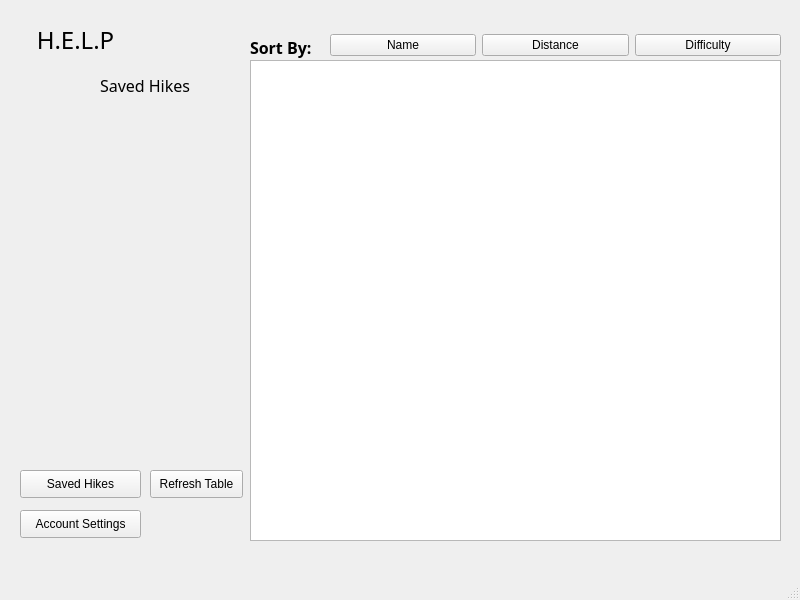
Above: build-groupG-Desktop_Qt_5_15_1_MinGW_64_bit-Debug/groupG/menu.ui from vuandy50/GROUP_G before the change. Below: the same form after it.
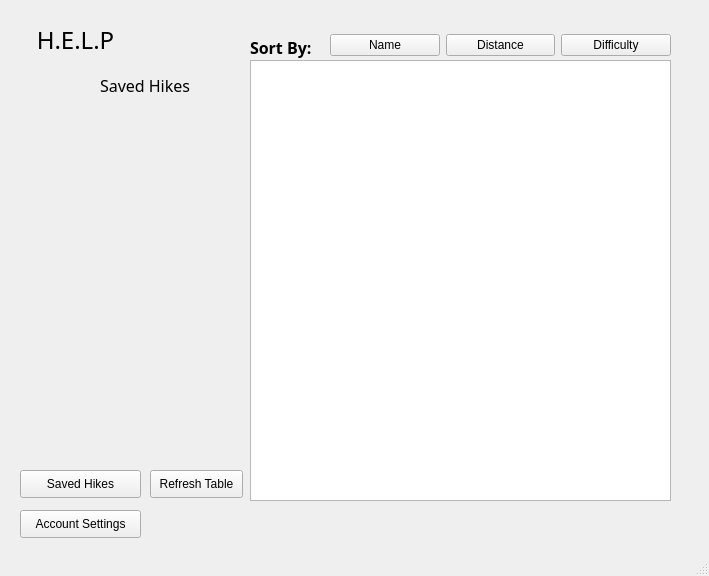
That is the form after the change.

What changed in the file:
```diff
--- a/build-groupG-Desktop_Qt_5_15_1_MinGW_64_bit-Debug/groupG/menu.ui
+++ b/build-groupG-Desktop_Qt_5_15_1_MinGW_64_bit-Debug/groupG/menu.ui
@@ -6,8 +6,8 @@
    <rect>
     <x>0</x>
     <y>0</y>
-    <width>800</width>
-    <height>600</height>
+    <width>709</width>
+    <height>576</height>
    </rect>
   </property>
   <property name="windowTitle">
@@ -48,7 +48,7 @@
      <rect>
       <x>330</x>
       <y>30</y>
-      <width>451</width>
+      <width>341</width>
       <height>30</height>
      </rect>
     </property>
@@ -76,13 +76,13 @@
      </item>
     </layout>
    </widget>
-   <widget class="QTableWidget" name="table">
+   <widget class="QTableView" name="table">
     <property name="geometry">
      <rect>
       <x>250</x>
       <y>60</y>
-      <width>531</width>
-      <height>481</height>
+      <width>421</width>
+      <height>441</height>
      </rect>
     </property>
     <property name="styleSheet">
@@ -92,13 +92,25 @@
 selection-background-color:#282828
 }</string>
     </property>
+    <property name="sizeAdjustPolicy">
+     <enum>QAbstractScrollArea::AdjustToContents</enum>
+    </property>
+    <property name="autoScrollMargin">
+     <number>16</number>
+    </property>
     <property name="editTriggers">
      <set>QAbstractItemView::SelectedClicked</set>
     </property>
     <property name="alternatingRowColors">
      <bool>true</bool>
     </property>
-    <attribute name="horizontalHeaderStretchLastSection">
+    <property name="selectionMode">
+     <enum>QAbstractItemView::SingleSelection</enum>
+    </property>
+    <property name="selectionBehavior">
+     <enum>QAbstractItemView::SelectRows</enum>
+    </property>
+    <attribute name="verticalHeaderCascadingSectionResizes">
      <bool>true</bool>
     </attribute>
    </widget>
```
Left out of the diff: 4 changed lines with no effect on the pictures.
